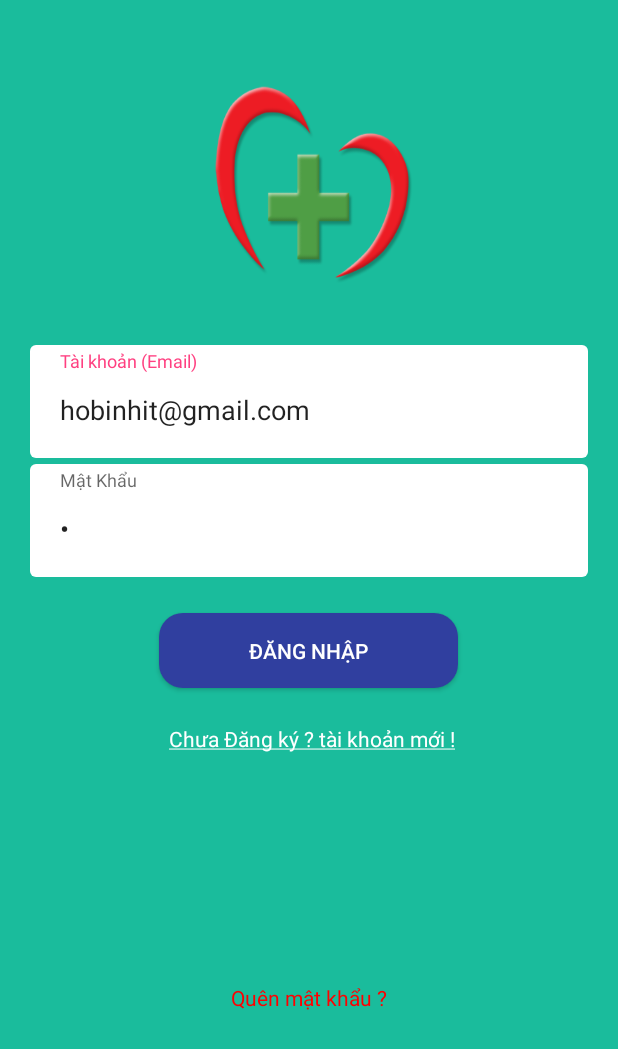
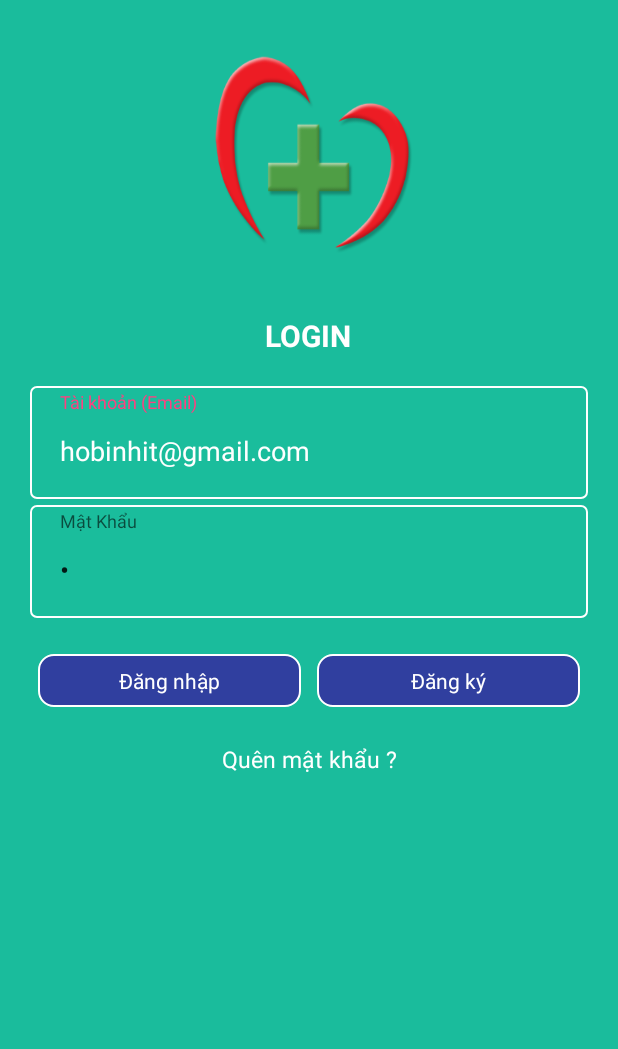
Before and after one commit to binhhoit/OnlinePharmacy, an Android app: the layout activity_login_fragment.xml on its own in the app's theme, with its tools: preview values and no code run, on a phone screen of 412 x 824 dp. Shown: the top 1049 px of the screen. Run offline under Robolectric (Android 15) with nearby library versions, the phone set to English and light mode, and no system bars; plain views replace AVLoadingIndicatorView.

Commit message:
edit interface Login

```diff
--- a/project5/app/src/main/res/drawable/button_login_form.xml
+++ b/project5/app/src/main/res/drawable/button_login_form.xml
@@ -1,11 +1,9 @@
 <?xml version="1.0" encoding="utf-8"?>
 <shape xmlns:android="http://schemas.android.com/apk/res/android"
-     android:shape="rectangle">
-    <solid
-        android:color="@color/colorPrimaryDark"/>
-    <padding
-        android:left="60dp"
-        android:right="60dp"/>
-    <corners
-        android:radius="16dp"/>
+    android:shape="rectangle">
+    <solid android:color="@color/colorPrimaryDark" />
+    <stroke
+        android:width="1dp"
+        android:color="@color/colorWhite" />
+    <corners android:radius="10dp" />
 </shape>
--- a/project5/app/src/main/res/drawable/editext_login.xml
+++ b/project5/app/src/main/res/drawable/editext_login.xml
@@ -3,7 +3,7 @@
     android:shape="rectangle">
 
     <solid
-        android:color="@color/colorWhite"/>
+        android:color="@color/colorTurquoiselight"/>
 
     <padding
         android:left="4dp"
@@ -12,5 +12,7 @@
         android:bottom="4dp"/>
     <corners
         android:radius="4dp"/>
+    <stroke android:color="@color/colorWhite"
+        android:width="1dp"/>
 
 </shape>
--- a/project5/app/src/main/res/layout/activity_login_fragment.xml
+++ b/project5/app/src/main/res/layout/activity_login_fragment.xml
@@ -15,8 +15,19 @@
             android:layout_width="150dp"
             android:layout_height="150dp"
             android:layout_gravity="center"
-            android:layout_margin="30dp"
+            android:layout_margin="10dp"
             android:background="@drawable/ic_pharmacy" />
+
+        <TextView
+            android:layout_width="wrap_content"
+            android:layout_height="wrap_content"
+            android:layout_gravity="center"
+            android:layout_margin="20dp"
+            android:text="Login"
+            android:textAllCaps="true"
+            android:textColor="@color/colorWhite"
+            android:textSize="20dp"
+            android:textStyle="bold" />
 
         <android.support.design.widget.TextInputLayout
             android:id="@+id/ti_email"
@@ -29,11 +40,12 @@
                 android:id="@+id/et_email"
                 android:layout_width="match_parent"
                 android:layout_height="wrap_content"
-                android:background="@drawable/editext_login"
+                android:background="@android:color/transparent"
                 android:hint="Tài khoản (Email)"
                 android:inputType="textEmailAddress"
                 android:padding="16dp"
-                android:text="hobinhit@gmail.com" />
+                android:text="hobinhit@gmail.com"
+                android:textColor="@color/colorWhite"/>
         </android.support.design.widget.TextInputLayout>
 
         <android.support.design.widget.TextInputLayout
@@ -47,19 +59,28 @@
                 android:id="@+id/et_password"
                 android:layout_width="match_parent"
                 android:layout_height="wrap_content"
-                android:background="@drawable/editext_login"
+                android:background="@android:color/transparent"
                 android:hint="Mật Khẩu"
                 android:inputType="textPassword"
                 android:padding="16dp"
                 android:text="1" />
         </android.support.design.widget.TextInputLayout>
 
-        <Button
+
+        <LinearLayout
+            android:layout_width="match_parent"
+            android:layout_height="wrap_content"
+            android:layout_marginTop="@dimen/button_margin"
+            android:orientation="horizontal">
+
+            <TextView
                 android:id="@+id/btn_login"
-            android:layout_width="wrap_content"
-            android:layout_height="50dp"
-            android:layout_gravity="center"
-            android:layout_marginTop="@dimen/button_margin"
+                android:layout_width="match_parent"
+                android:layout_height="35dp"
+                android:gravity="center"
+                android:layout_weight="1"
+                android:layout_marginLeft="5dp"
+                android:layout_marginRight="5dp"
                 android:background="@drawable/button_login_form"
                 android:text="Đăng nhập"
                 android:textColor="@color/colorWhite" />
@@ -67,12 +88,16 @@
             <TextView
                 android:id="@+id/tv_register"
                 android:layout_width="match_parent"
-            android:layout_height="0dp"
-            android:layout_marginTop="@dimen/button_margin"
-            android:layout_weight="0.5"
-            android:text="@string/forget_password"
-            android:textAlignment="center"
+                android:layout_height="35dp"
+                android:gravity="center"
+                android:layout_weight="1"
+                android:layout_marginLeft="5dp"
+                android:layout_marginRight="5dp"
+                android:background="@drawable/button_login_form"
+                android:text="Đăng ký"
                 android:textColor="@color/colorWhite" />
+
+        </LinearLayout>
 
         <TextView
             android:id="@+id/tv_forgot_password"
@@ -82,7 +107,8 @@
             android:layout_weight="0.5"
             android:text="Quên mật khẩu ?"
             android:textAlignment="center"
-            android:textColor="#ff0000" />
+            android:textColor="#ffffff"
+            android:textSize="15dp"/>
 
         <com.wang.avi.AVLoadingIndicatorView
             android:id="@+id/activity_login_avi_loading"
--- a/project5/app/src/main/res/values/colors.xml
+++ b/project5/app/src/main/res/values/colors.xml
@@ -4,6 +4,7 @@
     <color name="colorPrimaryDark">#303F9F</color>
     <color name="colorAccent">#FF4081</color>
     <color name="colorTurquoise">#1abc9c</color>
+    <color name="colorTurquoiselight">#3b1abc9c</color>
     <color name="colorGreenSea">#16a085</color>
     <color name="colorCloud">#ecf0f1</color>
     <color name="colorEmerald">#2ecc71</color>
```
Also changed, not shown: project5/app/src/main/java/com/example/thanh/OnlinePharmacy/view/login/fragments/LoginFragment.java (+38 -33 lines), project5/app/src/main/java/com/example/thanh/OnlinePharmacy/view/login/fragments/RegisterFragment.java (+7 -2 lines), project5/app/src/main/res/layout/activity_register_fragment.xml (+5 -3 lines). Lines whose indentation alone changed are shown as unchanged.
